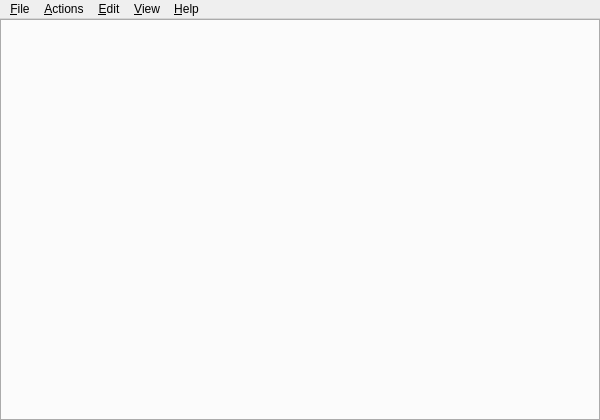
Qt form Applications/Terminal/qterminal-0.17.0/src/forms/qterminal.ui (ravynsoft/ravynos) before a commit.
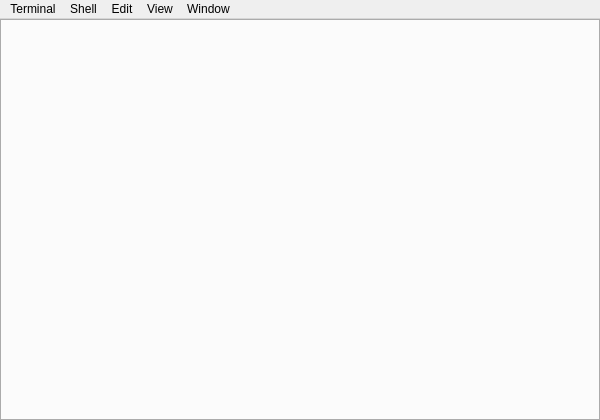
The same form after that commit. Icons and pictures are not drawn. Custom widgets are drawn as their Qt base class.

Commit message: Shuffle menus to be more compliant to HIG

Diff of the .ui file:
```diff
--- a/Applications/Terminal/qterminal-0.17.0/src/forms/qterminal.ui
+++ b/Applications/Terminal/qterminal-0.17.0/src/forms/qterminal.ui
@@ -54,41 +54,41 @@
      <height>26</height>
     </rect>
    </property>
-   <widget class="QMenu" name="menu_File">
+   <widget class="QMenu" name="menu_App">
     <property name="title">
-     <string>&amp;File</string>
-    </property>
-    <property name="Title" stdset="0">
-     <string/>
-    </property>
-   </widget>
-   <widget class="QMenu" name="menu_Actions">
-    <property name="title">
-     <string>&amp;Actions</string>
-    </property>
-   </widget>
-   <widget class="QMenu" name="menu_Help">
-    <property name="title">
-     <string>&amp;Help</string>
+     <string>Terminal</string>
     </property>
     <addaction name="actAbout"/>
     <addaction name="actAboutQt"/>
    </widget>
-   <widget class="QMenu" name="menu_Window">
+   <widget class="QMenu" name="menu_Shell">
     <property name="title">
-     <string>&amp;View</string>
+     <string>Shell</string>
+    </property>
+    <property name="Title" stdset="0">
+     <string/>
+    </property>
+   </widget>
+   <widget class="QMenu" name="menu_View">
+    <property name="title">
+     <string>View</string>
     </property>
    </widget>
    <widget class="QMenu" name="menu_Edit">
     <property name="title">
-     <string>&amp;Edit</string>
+     <string>Edit</string>
     </property>
    </widget>
-   <addaction name="menu_File"/>
-   <addaction name="menu_Actions"/>
+   <widget class="QMenu" name="menu_Window">
+    <property name="title">
+     <string>Window</string>
+    </property>
+   </widget>
+   <addaction name="menu_App"/>
+   <addaction name="menu_Shell"/>
    <addaction name="menu_Edit"/>
+   <addaction name="menu_View"/>
    <addaction name="menu_Window"/>
-   <addaction name="menu_Help"/>
   </widget>
   <action name="actAbout">
    <property name="icon">
```
Left out of the diff: 9 changed lines with no effect on the pictures. The commit also changes 2 other files.
